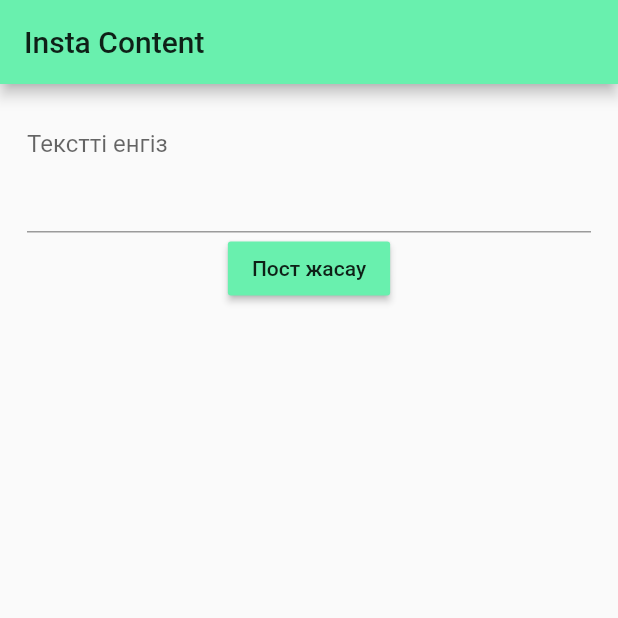
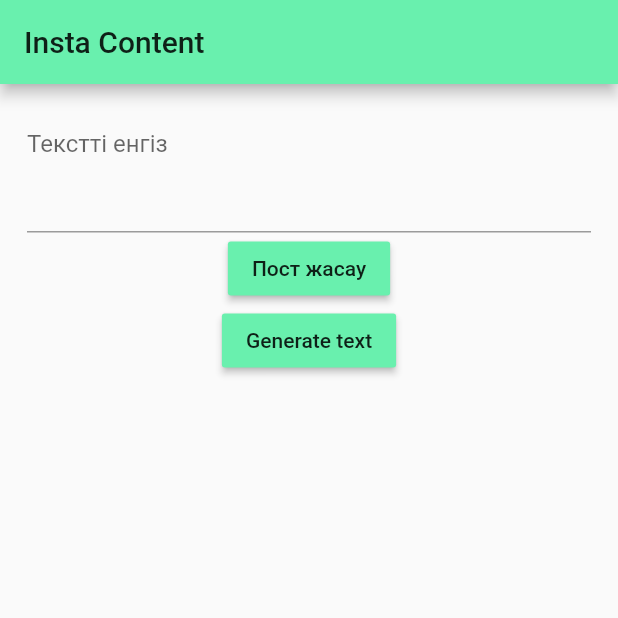
Before and after one commit to yertayquanysov/text2image, a Flutter app: the screen it shows after launch, on a phone screen of 412 x 824 dp, the top half of it. Run offline on Flutter 3.47's test engine with Material 2 defaults, Android fonts, the phone set to English and light mode, and no system bars; our stand-ins replace get, google_fonts, image_gallery_saver, permission_handler, screenshot; missing offline and left inert: lorem_ipsum_nonrandom; Roboto replaces fonts that are missing (Ubuntu).

Commit message:
Updated show posts from text

```diff
--- a/lib/pages/home_page.dart
+++ b/lib/pages/home_page.dart
@@ -2,10 +2,7 @@ import 'package:flutter/cupertino.dart';
 import 'package:flutter/material.dart';
 import 'package:get/get.dart';
 import 'package:insta_post_maker/pages/post_page.dart';
-import 'package:insta_post_maker/services/file_service.dart';
-import 'package:insta_post_maker/widgets/post_item.dart';
-import 'package:permission_handler/permission_handler.dart';
-import 'package:screenshot/screenshot.dart';
+import 'package:lorem_ipsum_nonrandom/lorem_ipsum_nonrandom.dart';
 
 class HomePage extends StatefulWidget {
   @override
@@ -14,6 +11,8 @@ class HomePage extends StatefulWidget {
 
 class _HomePageState extends State<HomePage> {
   String passedText = "";
+
+  final TextEditingController _editingController = TextEditingController();
 
   @override
   Widget build(BuildContext context) {
@@ -29,6 +28,7 @@ class _HomePageState extends State<HomePage> {
               minLines: 3,
               maxLines: 30,
               onChanged: (text) => passedText = text,
+              controller: _editingController,
               decoration: InputDecoration(
                 hintText: "Текстті енгіз",
               ),
@@ -36,7 +36,13 @@ class _HomePageState extends State<HomePage> {
             MaterialButton(
               child: const Text("Пост жасау"),
               color: Colors.greenAccent,
-              onPressed: () => Get.to(PostPage(passedText)),
+              onPressed: () => Get.to(PostPage(_editingController.text)),
+            ),
+            MaterialButton(
+              child: const Text("Generate text"),
+              color: Colors.greenAccent,
+              onPressed: () => _editingController.text =
+                  LoremIpsum.provideText(letters: 1000),
             ),
           ],
         ),
--- a/lib/services/text_service.dart
+++ b/lib/services/text_service.dart
@@ -5,8 +5,6 @@ abstract class TextService {
 }
 
 class TextServiceImpl implements TextService {
-
-
   @override
   List<String> getPages(String text) {
     final pageCount = (text.length / limitTextPerPage).ceil();
--- a/pubspec.yaml
+++ b/pubspec.yaml
@@ -22,7 +22,7 @@ dependencies:
 dev_dependencies:
   flutter_test:
     sdk: flutter
-  lorem_ipsum: ^0.0.1
+  lorem_ipsum_nonrandom: ^1.0.1
   flutter_launcher_icons: ^0.9.2
 
 flutter:
```
Also changed, not shown: lib/pages/post_page.dart (+16 -11 lines), pubspec.lock, 1 other file.
